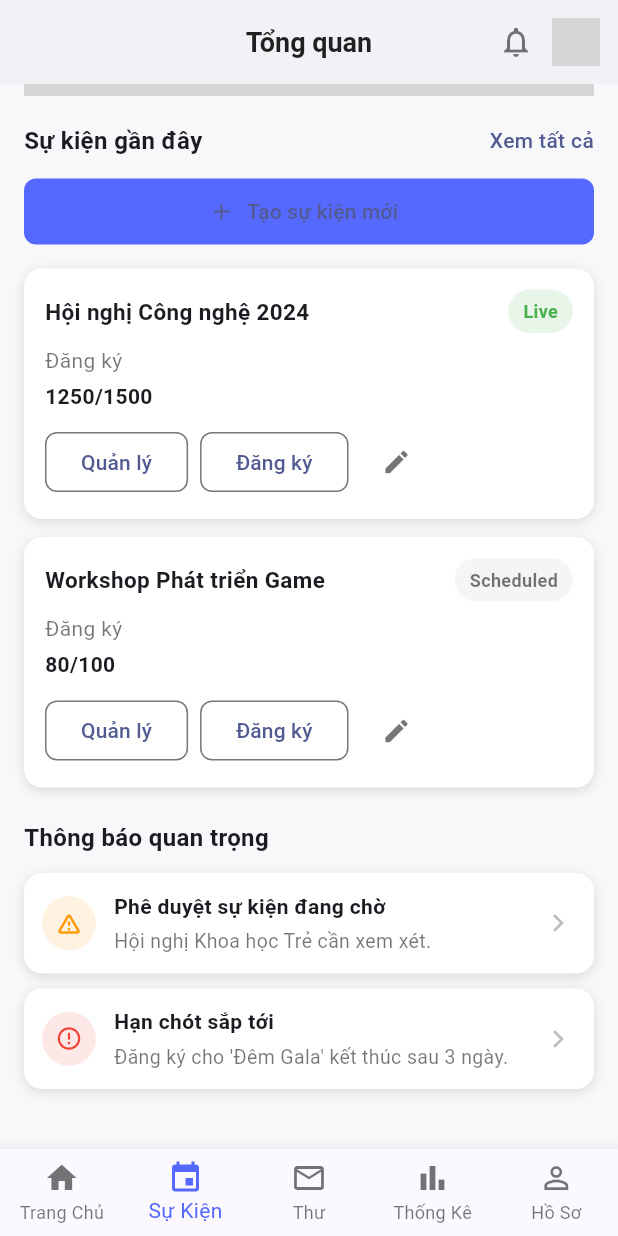
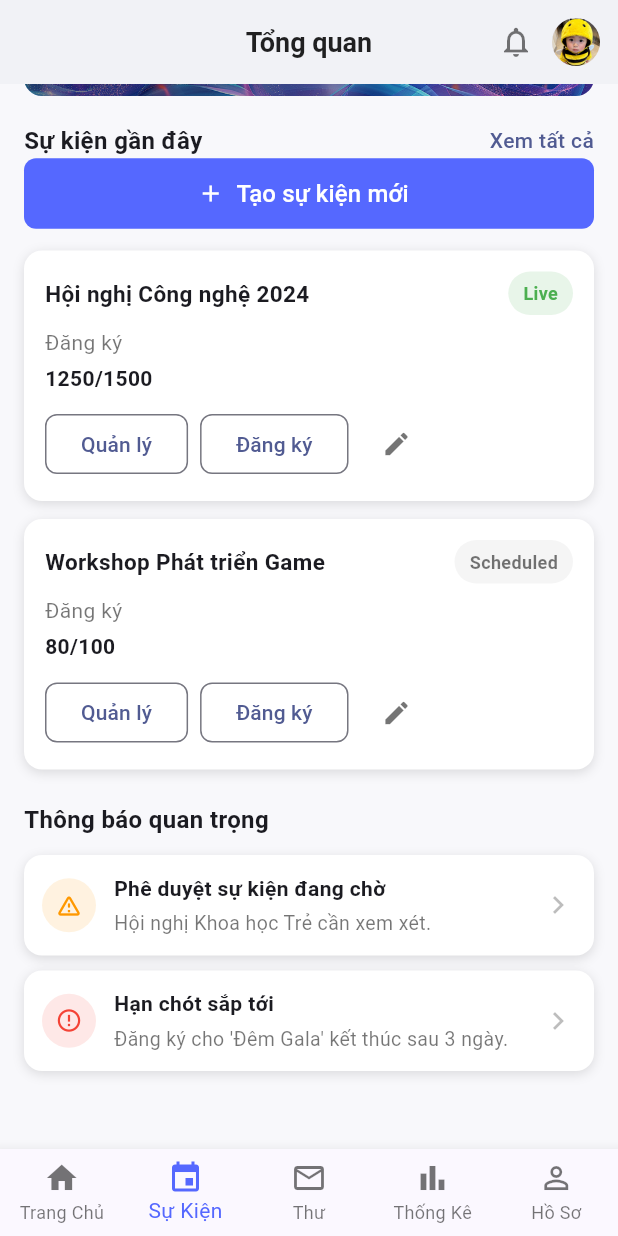
Before and after one commit to dinhtintran/event-connect, a Flutter app: the screen it shows after launch, scrolled down 144 dp, on a phone screen of 412 x 824 dp. Run offline on Flutter 3.47's test engine with Material 3 defaults, Android fonts, the light colour scheme and no system bars; our stand-ins replace device_preview; grey boxes are pictures that could not be loaded.

Commit message:
Nhi: update Club Home page UI and integrate event list

```diff
--- a/lib/main.dart
+++ b/lib/main.dart
@@ -26,7 +26,7 @@
         scaffoldBackgroundColor: Colors.white,
         useMaterial3: true,
       ),
-      home: const ClubHomePage(), // 👈 Trang chủ CLB bạn muốn
+      home: const ClubHomePage(), //Trang chủ CLB
     );
   }
 }
--- a/lib/pages/club_home_page.dart
+++ b/lib/pages/club_home_page.dart
@@ -1,9 +1,3 @@
-// lib/pages/club_home_page.dart
-// Mẫu trang "Trang chủ câu lạc bộ" (Club Home Page) cho project event-connect.
-// - File này là một widget độc lập (ClubHomePage) bạn có thể import vào main.dart
-// - Thiết kế responsive cơ bản, UI giống mockup: banner, sự kiện gần đây, thông báo, bottom nav
-// - Dùng ảnh banner từ mạng để tránh cấu hình assets. Bạn có thể đổi thành assets nếu muốn.
-
 import 'package:flutter/material.dart';
 
 class ClubHomePage extends StatefulWidget {
@@ -14,13 +8,13 @@ class ClubHomePage extends StatefulWidget {
 }
 
 class _ClubHomePageState extends State<ClubHomePage> {
-  int _selectedIndex = 1; // ví dụ: 1 = Sự kiện (highlighted in screenshot)
+  int _selectedIndex = 1; // 1 = Sự kiện (đang được chọn)
 
   void _onItemTapped(int index) {
     setState(() {
       _selectedIndex = index;
     });
-    // TODO: navigate to other pages when available
+    // TODO: điều hướng sang trang khác (nếu có)
   }
 
   @override
@@ -33,7 +27,7 @@ class _ClubHomePageState extends State<ClubHomePage> {
         backgroundColor: Colors.white,
         elevation: 0.5,
         centerTitle: true,
-        title: Text(
+        title: const Text(
           'Tổng quan',
           style: TextStyle(
             color: Colors.black87,
@@ -46,13 +40,11 @@ class _ClubHomePageState extends State<ClubHomePage> {
             icon: const Icon(Icons.notifications_none, color: Colors.black54),
             onPressed: () {},
           ),
-          Padding(
-            padding: const EdgeInsets.only(right: 12.0),
+          const Padding(
+            padding: EdgeInsets.only(right: 12.0),
             child: CircleAvatar(
               radius: 16,
-              backgroundImage: NetworkImage(
-                'assets/images/beongnho2.jpg',
-              ),
+              backgroundImage: AssetImage('assets/images/beongnho2.jpg'),
             ),
           )
         ],
@@ -73,26 +65,27 @@ class _ClubHomePageState extends State<ClubHomePage> {
                     borderRadius: BorderRadius.circular(12),
                     image: const DecorationImage(
                       fit: BoxFit.cover,
-                      image: NetworkImage(
-                        'assets/images/background.jpg',
-                      ),
+                      image: AssetImage('assets/images/background.jpg'),
                     ),
                   ),
                   child: Container(
                     decoration: BoxDecoration(
                       borderRadius: BorderRadius.circular(12),
                       gradient: LinearGradient(
-                        colors: [Colors.black.withOpacity(0.45), Colors.transparent],
+                        colors: [
+                          Colors.black.withOpacity(0.45),
+                          Colors.transparent
+                        ],
                         begin: Alignment.bottomLeft,
                         end: Alignment.topRight,
                       ),
                     ),
                     padding: const EdgeInsets.all(14),
                     alignment: Alignment.bottomLeft,
-                    child: Column(
+                    child: const Column(
                       mainAxisAlignment: MainAxisAlignment.end,
                       crossAxisAlignment: CrossAxisAlignment.start,
-                      children: const [
+                      children: [
                         Text(
                           'Chào mừng bạn trở lại, Đội ngũ EventConnect!',
                           style: TextStyle(
@@ -104,7 +97,8 @@ class _ClubHomePageState extends State<ClubHomePage> {
                         SizedBox(height: 4),
                         Text(
                           'Tổng quan sự kiện của bạn trong nháy mắt.',
-                          style: TextStyle(color: Colors.white70, fontSize: 12),
+                          style: TextStyle(
+                              color: Colors.white70, fontSize: 12),
                         ),
                       ],
                     ),
@@ -120,33 +114,45 @@ class _ClubHomePageState extends State<ClubHomePage> {
                 children: [
                   const Text(
                     'Sự kiện gần đây',
-                    style: TextStyle(fontWeight: FontWeight.w600, fontSize: 16),
+                    style:
+                    TextStyle(fontWeight: FontWeight.w600, fontSize: 16),
                   ),
                   GestureDetector(
                     onTap: () {},
                     child: Text(
                       'Xem tất cả',
-                      style: TextStyle(color: theme.primaryColor, fontWeight: FontWeight.w500),
+                      style: TextStyle(
+                        color: theme.primaryColor,
+                        fontWeight: FontWeight.w500,
+                      ),
                     ),
                   ),
                 ],
               ),
 
-              const SizedBox(height: 12),
-
               // Create event button
               SizedBox(
                 width: double.infinity,
                 child: ElevatedButton.icon(
-                  onPressed: () {},
-                  icon: const Icon(Icons.add),
+                  onPressed: () {
+                    // Thêm hành động khi bấm button ở đây
+                  },
+                  icon: const Icon(
+                    Icons.add,
+                    color: Colors.white, // màu icon
+                  ),
                   label: const Padding(
                     padding: EdgeInsets.symmetric(vertical: 12.0),
-                    child: Text('Tạo sự kiện mới'),
+                    child: Text(
+                      'Tạo sự kiện mới',
+                      style: TextStyle(color: Colors.white, fontSize: 16),
+                    ),
                   ),
                   style: ElevatedButton.styleFrom(
-                    shape: RoundedRectangleBorder(borderRadius: BorderRadius.circular(8)),
-                    backgroundColor: Color(0xFF5568FF),
+                    backgroundColor: const Color(0xFF5568FF), // màu nền
+                    shape: RoundedRectangleBorder(
+                      borderRadius: BorderRadius.circular(8),
+                    ),
                     elevation: 0,
                   ),
                 ),
@@ -154,7 +160,7 @@ class _ClubHomePageState extends State<ClubHomePage> {
 
               const SizedBox(height: 14),
 
-              // Event cards list (sample)
+              // Event cards list
               _EventCard(
                 title: 'Hội nghị Công nghệ 2024',
                 status: 'Live',
@@ -189,7 +195,6 @@ class _ClubHomePageState extends State<ClubHomePage> {
 
               const SizedBox(height: 12),
 
-              // Notification items
               _NotificationTile(
                 title: 'Phê duyệt sự kiện đang chờ',
                 subtitle: 'Hội nghị Khoa học Trẻ cần xem xét.',
@@ -202,7 +207,8 @@ class _ClubHomePageState extends State<ClubHomePage> {
 
               _NotificationTile(
                 title: 'Hạn chót sắp tới',
-                subtitle: "Đăng ký cho 'Đêm Gala' kết thúc sau 3 ngày.",
+                subtitle:
+                "Đăng ký cho 'Đêm Gala' kết thúc sau 3 ngày.",
                 icon: Icons.error_outline,
                 accent: Colors.red,
                 onTap: () {},
@@ -214,6 +220,7 @@ class _ClubHomePageState extends State<ClubHomePage> {
         ),
       ),
 
+      // Bottom Navigation Bar
       bottomNavigationBar: BottomNavigationBar(
         type: BottomNavigationBarType.fixed,
         currentIndex: _selectedIndex,
@@ -222,20 +229,25 @@ class _ClubHomePageState extends State<ClubHomePage> {
         showUnselectedLabels: true,
         onTap: _onItemTapped,
         items: const [
-          BottomNavigationBarItem(icon: Icon(Icons.home), label: 'Trang Chủ'),
-          BottomNavigationBarItem(icon: Icon(Icons.event), label: 'Sự Kiện'),
-          BottomNavigationBarItem(icon: Icon(Icons.mail_outline), label: 'Thư'),
-          BottomNavigationBarItem(icon: Icon(Icons.bar_chart_outlined), label: 'Thống Kê'),
-          BottomNavigationBarItem(icon: Icon(Icons.person_outline), label: 'Hồ Sơ'),
+          BottomNavigationBarItem(
+              icon: Icon(Icons.home), label: 'Trang Chủ'),
+          BottomNavigationBarItem(
+              icon: Icon(Icons.event), label: 'Sự Kiện'),
+          BottomNavigationBarItem(
+              icon: Icon(Icons.mail_outline), label: 'Thư'),
+          BottomNavigationBarItem(
+              icon: Icon(Icons.bar_chart_outlined), label: 'Thống Kê'),
+          BottomNavigationBarItem(
+              icon: Icon(Icons.person_outline), label: 'Hồ Sơ'),
         ],
       ),
     );
   }
 }
 
-// ----------------------
-// Widgets used inside the page
-// ----------------------
+// =============================
+// Widgets phụ trợ
+// =============================
 
 class _EventCard extends StatelessWidget {
   final String title;
@@ -261,14 +273,12 @@ class _EventCard extends StatelessWidget {
 
   @override
   Widget build(BuildContext context) {
-    final percent = capacity > 0 ? (registered / capacity) : 0.0;
-
     return Container(
       width: double.infinity,
       decoration: BoxDecoration(
         color: Colors.white,
         borderRadius: BorderRadius.circular(12),
-        boxShadow: [
+        boxShadow: const [
           BoxShadow(color: Colors.black12, blurRadius: 6, offset: Offset(0, 2)),
         ],
       ),
@@ -276,17 +286,22 @@ class _EventCard extends StatelessWidget {
       child: Column(
         crossAxisAlignment: CrossAxisAlignment.start,
         children: [
+          // Title & Status
           Row(
             mainAxisAlignment: MainAxisAlignment.spaceBetween,
             children: [
               Expanded(
                 child: Text(
                   title,
-                  style: const TextStyle(fontWeight: FontWeight.w600, fontSize: 15),
+                  style: const TextStyle(
+                    fontWeight: FontWeight.w600,
+                    fontSize: 15,
+                  ),
                 ),
               ),
               Container(
-                padding: const EdgeInsets.symmetric(horizontal: 10, vertical: 6),
+                padding:
+                const EdgeInsets.symmetric(horizontal: 10, vertical: 6),
                 decoration: BoxDecoration(
                   color: isLive ? Colors.green[50] : Colors.grey[100],
                   borderRadius: BorderRadius.circular(20),
@@ -299,32 +314,40 @@ class _EventCard extends StatelessWidget {
                     fontSize: 12,
                   ),
                 ),
-              )
+              ),
             ],
           ),
+
           const SizedBox(height: 8),
+
           const Text('Đăng ký', style: TextStyle(color: Colors.black54)),
           const SizedBox(height: 4),
-          Text('$registered/$capacity', style: const TextStyle(fontWeight: FontWeight.w600)),
+          Text(
+            '$registered/$capacity',
+            style: const TextStyle(fontWeight: FontWeight.w600),
+          ),
+
           const SizedBox(height: 10),
 
-          // Buttons row
+          // Buttons
           Row(
             children: [
               OutlinedButton(
                 onPressed: onManage,
+                style: OutlinedButton.styleFrom(
+                  shape: RoundedRectangleBorder(
+                      borderRadius: BorderRadius.circular(8)),
+                ),
                 child: const Text('Quản lý'),
-                style: OutlinedButton.styleFrom(
-                  shape: RoundedRectangleBorder(borderRadius: BorderRadius.circular(8)),
-                ),
               ),
               const SizedBox(width: 8),
               OutlinedButton(
                 onPressed: onRegister,
+                style: OutlinedButton.styleFrom(
+                  shape: RoundedRectangleBorder(
+                      borderRadius: BorderRadius.circular(8)),
+                ),
                 child: const Text('Đăng ký'),
-                style: OutlinedButton.styleFrom(
-                  shape: RoundedRectangleBorder(borderRadius: BorderRadius.circular(8)),
-                ),
               ),
               const SizedBox(width: 8),
               IconButton(
@@ -333,7 +356,7 @@ class _EventCard extends StatelessWidget {
                 color: Colors.black54,
               ),
             ],
-          )
+          ),
         ],
       ),
     );
@@ -367,7 +390,9 @@ class _NotificationTile extends StatelessWidget {
         decoration: BoxDecoration(
           color: Colors.white,
           borderRadius: BorderRadius.circular(12),
-          boxShadow: [BoxShadow(color: Colors.black12, blurRadius: 6, offset: Offset(0, 2))],
+          boxShadow: const [
+            BoxShadow(color: Colors.black12, blurRadius: 6, offset: Offset(0, 2))
+          ],
         ),
         child: Row(
           children: [
@@ -381,9 +406,16 @@ class _NotificationTile extends StatelessWidget {
               child: Column(
                 crossAxisAlignment: CrossAxisAlignment.start,
                 children: [
-                  Text(title, style: const TextStyle(fontWeight: FontWeight.w600)),
+                  Text(title,
+                      style: const TextStyle(fontWeight: FontWeight.w600)),
                   const SizedBox(height: 4),
-                  Text(subtitle, style: const TextStyle(color: Colors.black54, fontSize: 13)),
+                  Text(
+                    subtitle,
+                    style: const TextStyle(
+                      color: Colors.black54,
+                      fontSize: 13,
+                    ),
+                  ),
                 ],
               ),
             ),
```
